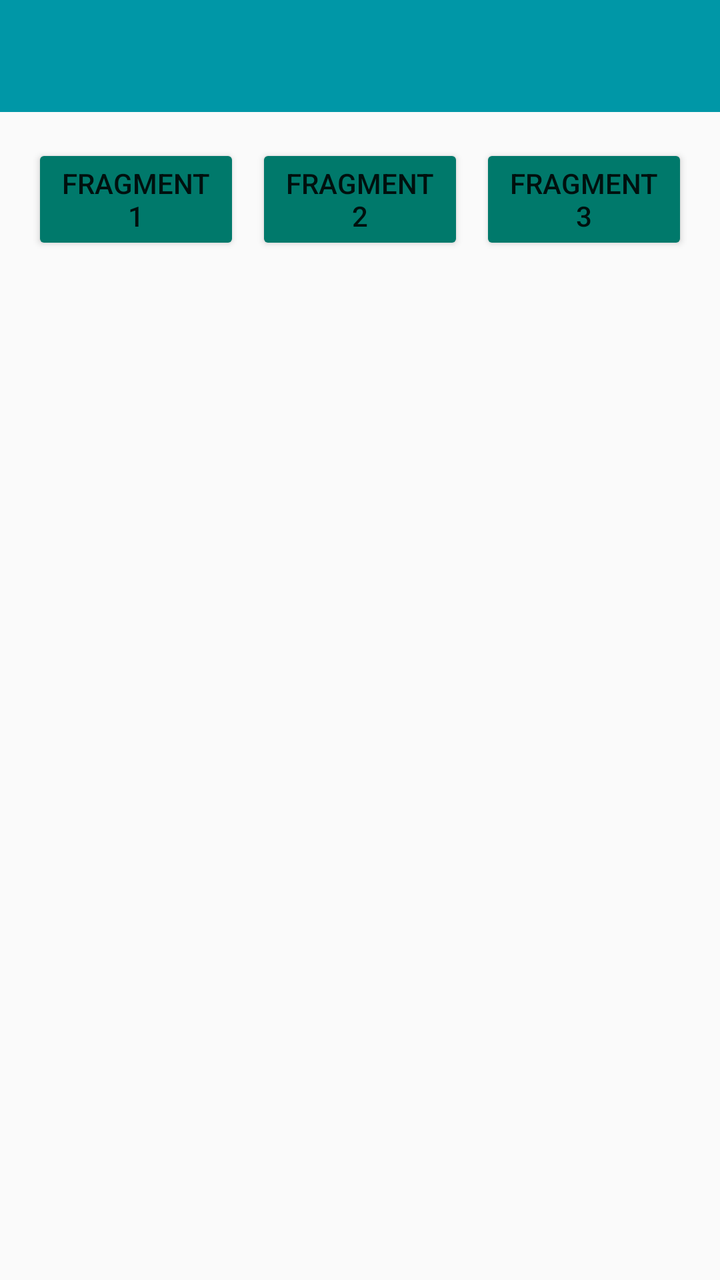
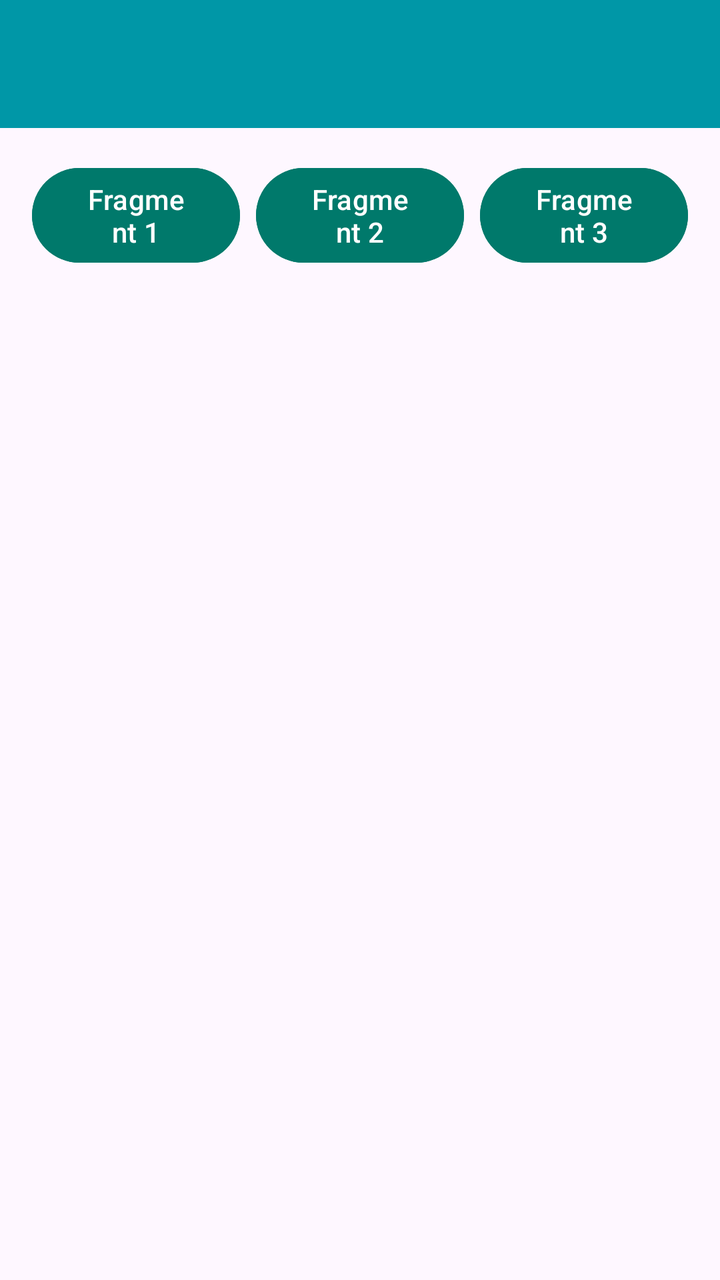

An Android layout rendered at two revisions. The XML below is the earlier revision; the diff shows what the commit changed to produce the second picture.
<!-- AndroidManifest.xml: application theme Theme.AppCompat.Light.NoActionBar -->
<!-- res/layout/activity_sixth.xml -->
<?xml version="1.0" encoding="utf-8"?>
<androidx.constraintlayout.widget.ConstraintLayout xmlns:android="http://schemas.android.com/apk/res/android"
    xmlns:app="http://schemas.android.com/apk/res-auto"
    xmlns:tools="http://schemas.android.com/tools"
    android:id="@+id/main"
    android:layout_width="match_parent"
    android:layout_height="match_parent"
    tools:context=".pertemuan6.SixthActivity">
    <androidx.appcompat.widget.Toolbar
        android:id="@+id/toolbar"
        android:layout_width="0dp"
        android:layout_height="?attr/actionBarSize"
        android:background="#0097A7"
        app:subtitleTextColor="@android:color/white"
        app:titleTextColor="@android:color/white"
        app:layout_constraintEnd_toEndOf="parent"
        app:layout_constraintStart_toStartOf="parent"
        app:layout_constraintTop_toTopOf="parent" />
    <Button
        android:id="@+id/btnFragment1"
        android:layout_width="0dp"
        android:layout_height="wrap_content"
        android:layout_marginStart="16dp"
        android:layout_marginTop="16dp"
        android:layout_marginEnd="4dp"
        android:backgroundTint="#00796B"
        android:text="Fragment 1"
        app:layout_constraintEnd_toStartOf="@+id/btnFragment2"
        app:layout_constraintStart_toStartOf="parent"
        app:layout_constraintTop_toBottomOf="@+id/toolbar" />
    <Button
        android:id="@+id/btnFragment2"
        android:layout_width="0dp"
        android:layout_height="wrap_content"
        android:layout_marginStart="4dp"
        android:layout_marginEnd="4dp"
        android:backgroundTint="#00796B"
        android:text="Fragment 2"
        app:layout_constraintEnd_toStartOf="@+id/btnFragment3"
        app:layout_constraintStart_toEndOf="@+id/btnFragment1"
        app:layout_constraintTop_toTopOf="@+id/btnFragment1" />
    <Button
        android:id="@+id/btnFragment3"
        android:layout_width="0dp"
        android:layout_height="wrap_content"
        android:layout_marginStart="4dp"
        android:layout_marginEnd="16dp"
        android:backgroundTint="#00796B"
        android:text="Fragment 3"
        app:layout_constraintEnd_toEndOf="parent"
        app:layout_constraintStart_toEndOf="@+id/btnFragment2"
        app:layout_constraintTop_toTopOf="@+id/btnFragment1" />
    <FrameLayout
        android:id="@+id/fragment_container"
        android:layout_width="0dp"
        android:layout_height="0dp"
        android:layout_marginTop="20dp"
        app:layout_constraintBottom_toBottomOf="parent"
        app:layout_constraintEnd_toEndOf="parent"
        app:layout_constraintStart_toStartOf="parent"
        app:layout_constraintTop_toBottomOf="@+id/btnFragment2" />
</androidx.constraintlayout.widget.ConstraintLayout>
<!-- resources referenced by this layout -->
<resources>

</resources>

<!-- the commit's change to res/layout/activity_sixth.xml (unified diff, before → after) -->
@@ -5,7 +5,7 @@
     android:id="@+id/main"
     android:layout_width="match_parent"
     android:layout_height="match_parent"
-    tools:context=".pertemuan6.SixthActivity">
+    tools:context=".Home.pertemuan6.SixthActivity">
     <androidx.appcompat.widget.Toolbar
         android:id="@+id/toolbar"
         android:layout_width="0dp"
<!-- resource entries referenced after the edit -->
@@ -1,5 +1,9 @@
 <!-- resources referenced by this layout -->
 <resources>
-
+  <style name="Theme.AppCompat.Light.NoActionBar" parent="Base.Theme.AppCompat.Light.NoActionBar" />
+  <style name="Base.Theme.AppCompat.Light.NoActionBar" parent="Theme.Material3.DayNight.NoActionBar">
+          
+          
+      </style>
 </resources>
 
